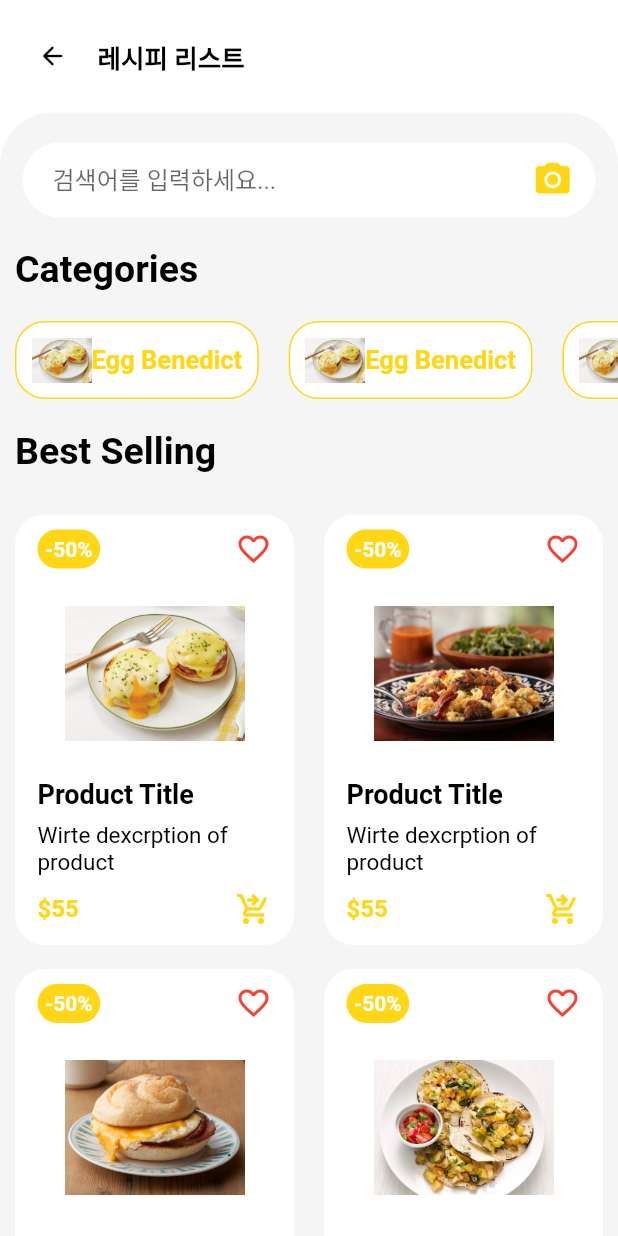
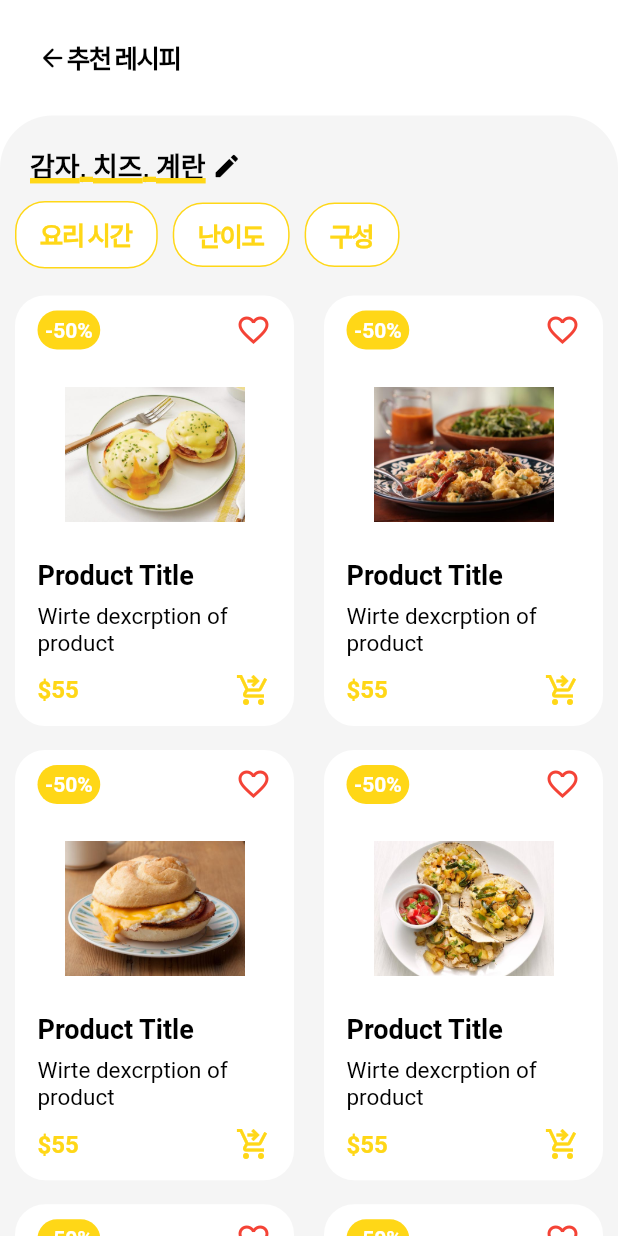
Before and after one commit to Ottug-i/Curry_Front, a Flutter app: the screen it shows after launch, on a phone screen of 412 x 824 dp. Run offline on Flutter 3.47's test engine with Material 2 defaults, Android fonts, the phone set to English and light mode, and no system bars.

Commit message:
Fix UI except item widget

```diff
--- a/client-flutter/ottugi_curry/lib/view/categories.dart
+++ b/client-flutter/ottugi_curry/lib/view/categories.dart
@@ -1,4 +1,3 @@
-
 import 'package:flutter/material.dart';
 
 class CategoriesWidget extends StatelessWidget {
@@ -6,35 +5,66 @@ class CategoriesWidget extends StatelessWidget {
 
   @override
   Widget build(BuildContext context) {
-    return SingleChildScrollView(
-      scrollDirection: Axis.horizontal,
+    return Container(
+      margin: const EdgeInsets.all(10),
       child: Row(
         children: [
-          for(int i = 1; i < 8; i++)
           Container(
-              margin: const EdgeInsets.symmetric(horizontal: 10),
-              padding: const EdgeInsets.symmetric(vertical: 5, horizontal: 10),
+              padding: const EdgeInsets.symmetric(vertical: 8, horizontal: 16),
               decoration: BoxDecoration(
                   color: Colors.white,
                   borderRadius: BorderRadius.circular(20),
-                border: Border.all(color: const Color(0xffFFD717))
-              ),
+                  border: Border.all(color: const Color(0xffFFD717))),
               child: Row(
                 crossAxisAlignment: CrossAxisAlignment.center,
-                children: [
-                  // 1.png, 2.png 처럼 파일명을 지정하고 $i 변수를 이용해 사진 바꾸기
-                  Image.asset("images/egg-benedict.jpeg", width: 40, height: 40),
-                  const Text(
-                    "Egg Benedict",
+                children: const [
+                  Text("요리 시간",
                       style: TextStyle(
+                          fontFamily: 'Poppins',
+                          letterSpacing: -1,
                           fontWeight: FontWeight.bold,
                           fontSize: 17,
-                      color: Color(0xffFFD717)
-                    )
-                  ),
+                          color: Color(0xffFFD717))),
                 ],
-              )
-            )
+              )),
+          const SizedBox(width: 10),
+          Container(
+              padding: const EdgeInsets.symmetric(vertical: 8, horizontal: 16),
+              decoration: BoxDecoration(
+                  color: Colors.white,
+                  borderRadius: BorderRadius.circular(20),
+                  border: Border.all(color: const Color(0xffFFD717))),
+              child: Row(
+                crossAxisAlignment: CrossAxisAlignment.center,
+                children: const [
+                  Text("난이도",
+                      style: TextStyle(
+                          fontFamily: 'Poppins',
+                          letterSpacing: -1,
+                          fontWeight: FontWeight.bold,
+                          fontSize: 17,
+                          color: Color(0xffFFD717))),
+                ],
+              )),
+          const SizedBox(width: 10),
+          Container(
+              padding: const EdgeInsets.symmetric(vertical: 8, horizontal: 16),
+              decoration: BoxDecoration(
+                  color: Colors.white,
+                  borderRadius: BorderRadius.circular(20),
+                  border: Border.all(color: const Color(0xffFFD717))),
+              child: Row(
+                crossAxisAlignment: CrossAxisAlignment.center,
+                children: const [
+                  Text("구성",
+                      style: TextStyle(
+                          fontFamily: 'Poppins',
+                          letterSpacing: -1,
+                          fontWeight: FontWeight.bold,
+                          fontSize: 17,
+                          color: Color(0xffFFD717))),
+                ],
+              ))
         ],
       ),
     );
--- a/client-flutter/ottugi_curry/lib/view/list_app_bar.dart
+++ b/client-flutter/ottugi_curry/lib/view/list_app_bar.dart
@@ -9,27 +9,24 @@ class ListAppBar extends StatelessWidget {
     return Container(
       color: Colors.white,
       padding: const EdgeInsets.all(25),
-      child: Row(
-        children: const [
+      child: Row(children: const [
         Icon(
           Icons.arrow_back_rounded,
           size: 20,
           color: Colors.black,
         ),
-          Padding(
-            padding: EdgeInsets.only(left: 20),
-            child: Text(
-              "레시피 리스트",
+        Text(
+          "추천 레시피",
+          textAlign: TextAlign.center,
           style: TextStyle(
+              fontFamily: 'Poppins',
+              letterSpacing: -1,
               fontSize: 17,
               fontWeight: FontWeight.bold,
-                color: Colors.black
+              color: Colors.black),
         ),
-            ),
-          ),
-          Spacer(),
-        ]
-      ),
+        SizedBox(),
+      ]),
     );
   }
 }
--- a/client-flutter/ottugi_curry/lib/view/list_page.dart
+++ b/client-flutter/ottugi_curry/lib/view/list_page.dart
@@ -15,81 +15,43 @@ class ListPage extends StatelessWidget {
           Container(
             padding: const EdgeInsets.only(top: 20),
             decoration: const BoxDecoration(
-              color: Color(0xffF5F5F5),
-              borderRadius: BorderRadius.only(
-                topLeft: Radius.circular(35),
-                topRight: Radius.circular(35)
-              )
-            ),
+                color: Color(0xffF5F5F5),
+                borderRadius: BorderRadius.only(
+                    topLeft: Radius.circular(35),
+                    topRight: Radius.circular(35))),
             child: Column(
-
-              // 검색창
               children: [
-                Container(
-                  margin: const EdgeInsets.symmetric(horizontal: 15),
-                  padding: const EdgeInsets.symmetric(horizontal: 15),
-                  height: 50,
-                  decoration: BoxDecoration(
-                    color: Colors.white,
-                    borderRadius: BorderRadius.circular(30),
-                  ),
-                  child: Row(
-                    children: [
-                      Container(
-                        margin: const EdgeInsets.only(left:5),
-                        height: 50,
-                        width: 300,
-                        child: TextFormField(
-                          decoration: const InputDecoration(
-                            border: InputBorder.none,
-                            hintText: "검색어를 입력하세요..."
-                          ),
-                        )
+                // 식재료 text
+                Row(children: const [
+                  Padding(
+                    padding: EdgeInsets.only(left: 20),
+                    child: Text(
+                      "감자, 치즈, 계란",
+                      style: TextStyle(
+                        fontSize: 18,
+                        fontWeight: FontWeight.bold,
+                        color: Colors.black,
+                        decoration: TextDecoration.underline,
+                        decorationColor: Color(0xffFFD717),
+                        decorationThickness: 4,
                       ),
-                      const Spacer(),
-                      const Icon(
-                        Icons.camera_alt,
-                        size: 27,
-                        color: Color(0xffFFD717)
-                      )
-                    ],
-                  ),
-                ),
-
-                // 카테고리 text
-                Container(
-                  alignment: Alignment.centerLeft,
-                  margin: const EdgeInsets.symmetric(
-                    vertical: 20,
-                    horizontal: 10
-                  ),
-                  child: const Text(
-                    "Categories",
-                    style: TextStyle(
-                      fontSize: 25,
-                      fontWeight: FontWeight.bold,
-                      color: Colors.black
                     ),
                   ),
-                ),
+                  SizedBox(
+                    width: 4,
+                  ),
+                  Icon(
+                    Icons.edit_rounded,
+                    size: 20,
+                    color: Colors.black,
+                  ),
+                  Spacer(),
+                ]),
 
                 // 카테고리 위젯
                 const CategoriesWidget(),
 
                 // 아이템 위젯
-                Container(
-                  alignment: Alignment.centerLeft,
-                  margin: const EdgeInsets.symmetric(vertical: 20, horizontal: 10),
-                  child: const Text(
-                    "Best Selling",
-                    style: TextStyle(
-                      fontSize: 25,
-                      fontWeight: FontWeight.bold,
-                      color: Colors.black
-                      ),
-                    )
-                ),
-
                 const ItemsWidget(),
               ],
             ),
```
Also changed, not shown: client-flutter/ottugi_curry/pubspec.yaml (+9 -6 lines), client-flutter/ottugi_curry/fonts/Poppins-Bold.ttf (added), client-flutter/ottugi_curry/fonts/Poppins-Italic.ttf (added), client-flutter/ottugi_curry/fonts/Poppins-Light.ttf (added), client-flutter/ottugi_curry/fonts/Poppins-Medium.ttf (added), client-flutter/ottugi_curry/fonts/Poppins-Regular.ttf (added), client-flutter/ottugi_curry/fonts/Poppins-Thin.ttf (added), client-flutter/ottugi_curry/pubspec.lock. Lines whose indentation alone changed are shown as unchanged.
